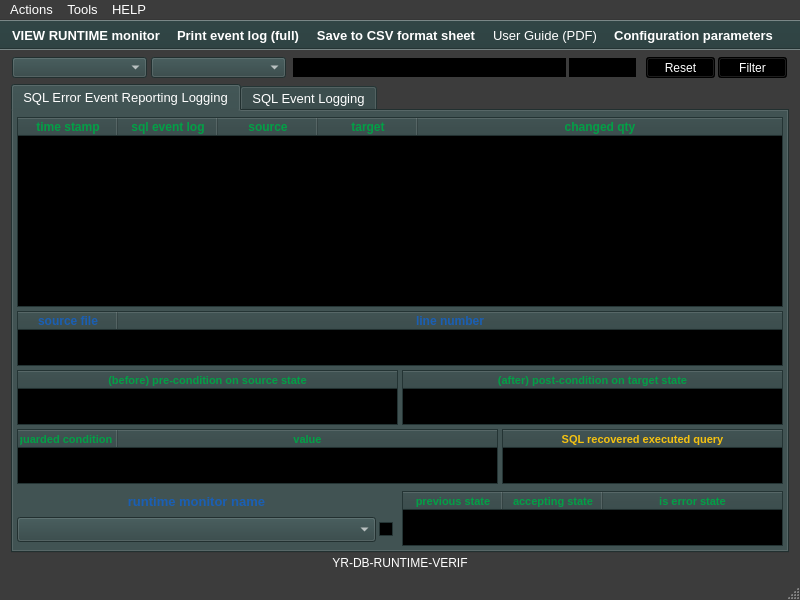
This is ui/yr-db-runtime-verif-main-window.ui in yerothd/yr-db-runtime-verif as Qt 5 draws it before an edit. The edited form follows.
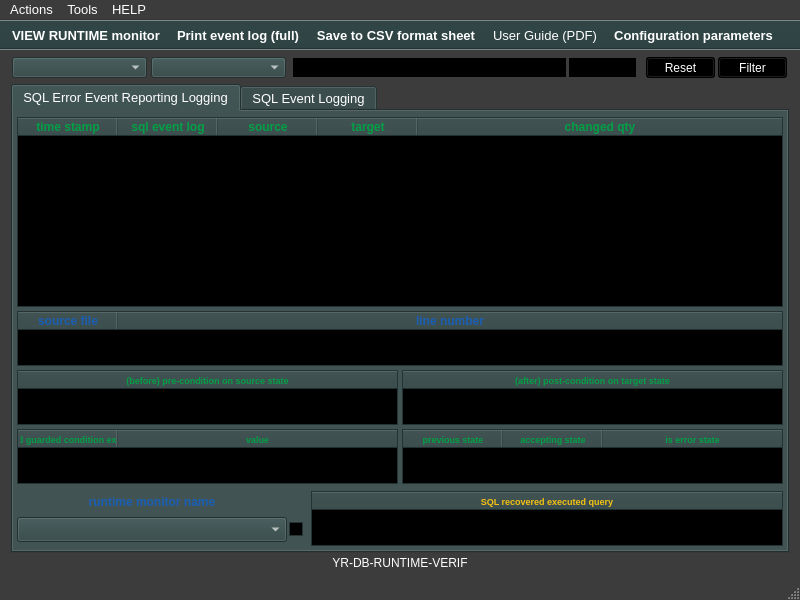
This is the edited form. Icons and pictures are not drawn. Custom widgets are drawn as their Qt base class.

Commit message: UPDATED. I have done modification for a better readability in the user interface.

The edit to the form file:
```diff
--- a/ui/yr-db-runtime-verif-main-window.ui
+++ b/ui/yr-db-runtime-verif-main-window.ui
@@ -3311,7 +3311,7 @@
       </property>
       <property name="font">
        <font>
-        <pointsize>8</pointsize>
+        <pointsize>7</pointsize>
         <weight>50</weight>
         <bold>false</bold>
        </font>
@@ -3859,7 +3859,7 @@
       </property>
       <property name="font">
        <font>
-        <pointsize>8</pointsize>
+        <pointsize>7</pointsize>
         <weight>50</weight>
         <bold>false</bold>
        </font>
@@ -3908,7 +3908,7 @@
        <rect>
         <x>4</x>
         <y>318</y>
-        <width>481</width>
+        <width>381</width>
         <height>55</height>
        </rect>
       </property>
@@ -4410,7 +4410,7 @@
       </property>
       <property name="font">
        <font>
-        <pointsize>8</pointsize>
+        <pointsize>7</pointsize>
         <weight>50</weight>
         <bold>false</bold>
        </font>
@@ -4475,7 +4475,7 @@
       <property name="geometry">
        <rect>
         <x>389</x>
-        <y>380</y>
+        <y>318</y>
         <width>381</width>
         <height>55</height>
        </rect>
@@ -4978,7 +4978,7 @@
       </property>
       <property name="font">
        <font>
-        <pointsize>8</pointsize>
+        <pointsize>7</pointsize>
         <weight>50</weight>
         <bold>false</bold>
        </font>
@@ -5049,7 +5049,7 @@
        <rect>
         <x>4</x>
         <y>406</y>
-        <width>359</width>
+        <width>270</width>
         <height>25</height>
        </rect>
       </property>
@@ -5551,7 +5551,7 @@
       </property>
       <property name="font">
        <font>
-        <pointsize>8</pointsize>
+        <pointsize>7</pointsize>
         <weight>50</weight>
         <bold>false</bold>
        </font>
@@ -5565,7 +5565,7 @@
        <rect>
         <x>4</x>
         <y>380</y>
-        <width>359</width>
+        <width>270</width>
         <height>21</height>
        </rect>
       </property>
@@ -5662,7 +5662,7 @@
       </property>
       <property name="font">
        <font>
-        <pointsize>10</pointsize>
+        <pointsize>9</pointsize>
         <weight>75</weight>
         <bold>true</bold>
        </font>
@@ -5677,7 +5677,7 @@
      <widget class="QCheckBox" name="checkBox_ALL_STATE_SAFETY_PROPERTIES">
       <property name="geometry">
        <rect>
-        <x>366</x>
+        <x>276</x>
         <y>408</y>
         <width>18</width>
         <height>21</height>
@@ -5699,9 +5699,9 @@
       </property>
       <property name="geometry">
        <rect>
-        <x>489</x>
-        <y>318</y>
-        <width>281</width>
+        <x>298</x>
+        <y>380</y>
+        <width>472</width>
         <height>55</height>
        </rect>
       </property>
@@ -6203,7 +6203,7 @@
       </property>
       <property name="font">
        <font>
-        <pointsize>8</pointsize>
+        <pointsize>7</pointsize>
         <weight>50</weight>
         <bold>false</bold>
        </font>
```
